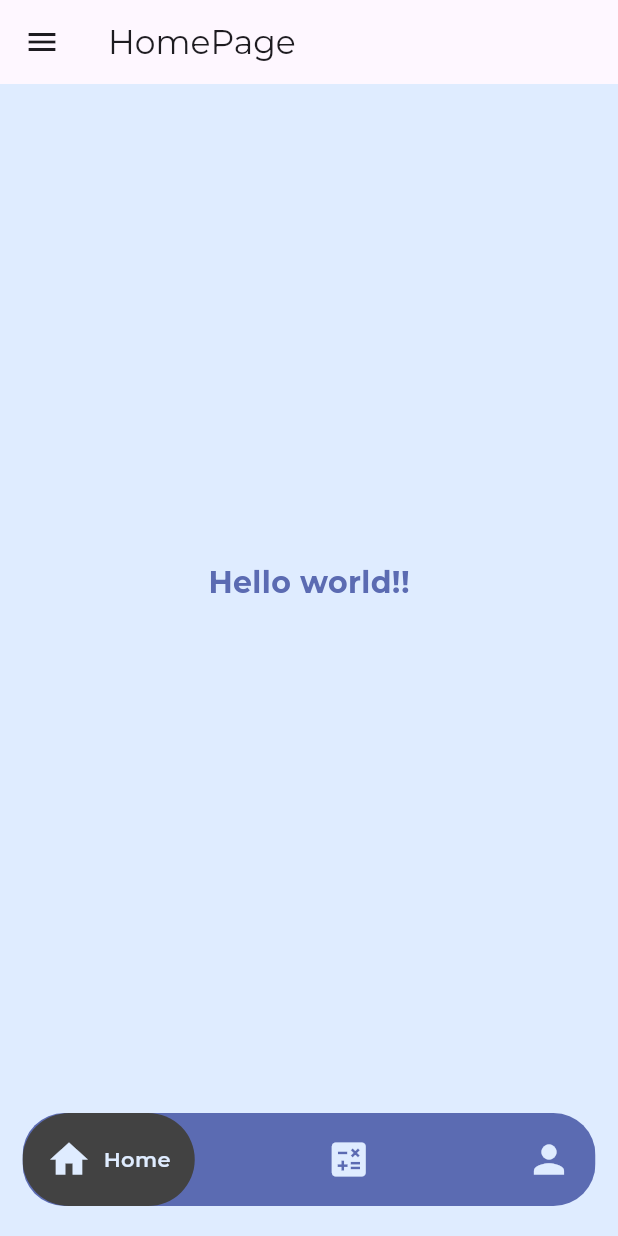
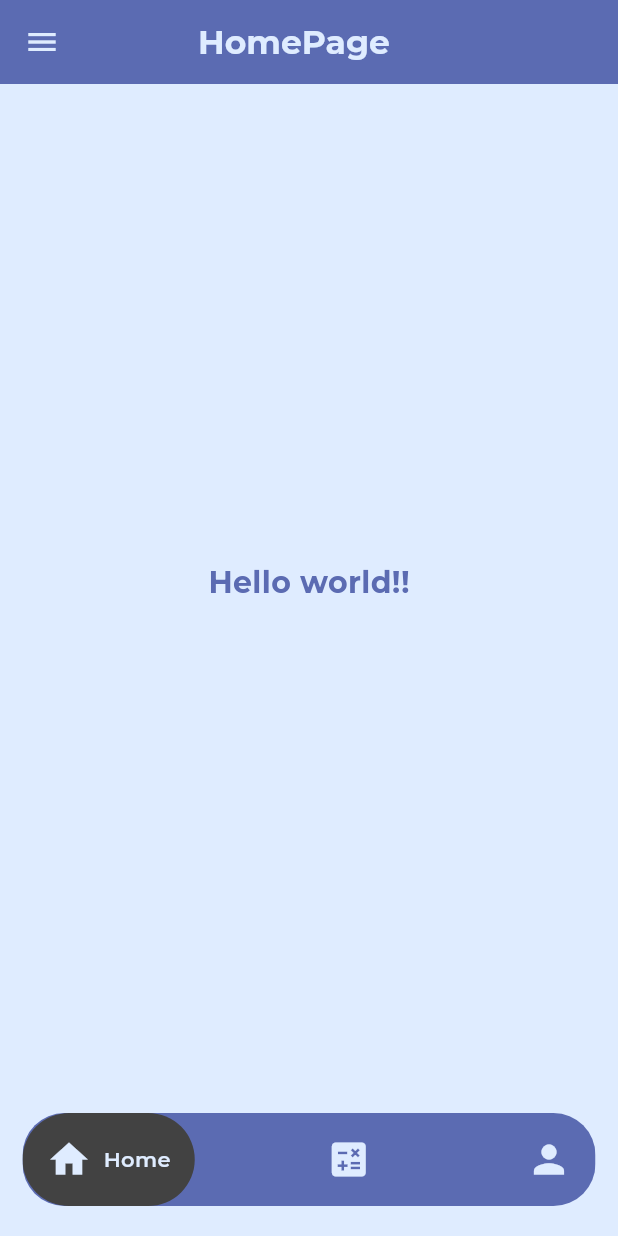
Before and after one commit to iradukunda12/Calculator_App, a Flutter app: the HomePage screen opened directly, on a phone screen of 412 x 824 dp. Run offline on Flutter 3.47's test engine with Material 3 defaults, Android fonts, the phone set to English and light mode, and no system bars; drawn by our look-alikes of google_nav_bar; our stand-ins replace flutter_inset_box_shadow, flutter_riverpod, google_fonts, hooks_riverpod; missing offline and left inert: function_tree.

Commit message:
just have create the appbar

```diff
--- a/lib/Screens/home_screen/homePage.dart
+++ b/lib/Screens/home_screen/homePage.dart
@@ -10,15 +10,34 @@ class HomePage extends StatefulWidget {
   State<HomePage> createState() => _HomePageState();
 }
 
-
 class _HomePageState extends State<HomePage> {
   int _activepos = 0;
 
   @override
   Widget build(BuildContext context) {
     return Scaffold(
-      appBar: AppBar(title: Text("HomePage"),),
-      drawer: Drawer(),
+      appBar: AppBar(
+        iconTheme: IconThemeData(color: kPrimaryColor),
+        backgroundColor: kSecondaryColor,
+        title: Padding(
+          padding: const EdgeInsets.symmetric(horizontal: 60.0),
+          child: Text(
+            "HomePage",
+            style: TextStyle(
+              fontWeight: FontWeight.bold,
+              color: kPrimaryColor,
+            ),
+          ),
+        ),
+      ),
+      drawer: Drawer(
+        child: Container(
+          color: kSecondaryColor,
+          child: ListView(
+            children: [],
+          ),
+        ),
+      ),
       body: const Center(
         child: Text(
           "Hello world!!",
--- a/lib/main.dart
+++ b/lib/main.dart
@@ -1,3 +1,4 @@
+import 'package:calculate/Screens/home_screen/homePage.dart';
 import 'package:calculate/Screens/home_screen/homescreen.dart';
 import 'package:calculate/utils/constants.dart';
 import 'package:flutter/material.dart';
@@ -26,7 +27,7 @@ class MyApp extends StatelessWidget {
               ),
         ),
       ),
-      home: HomeScreen(),
+      home: HomePage(),
     );
   }
 }
```
